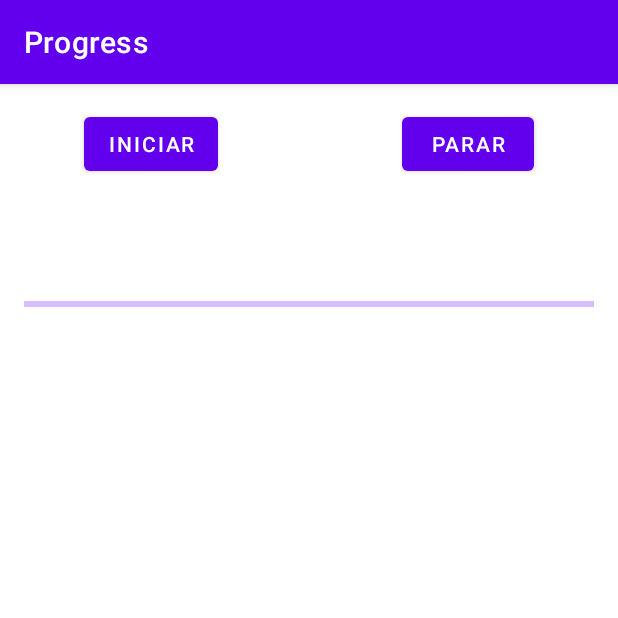
After one commit to Rphmelo/Android_3SIS_2022, an Android app: the ProgressActivity screen opened directly, with no data from a screen before it, on a phone screen of 412 x 824 dp, the top half of it. The commit adds this screen. Run offline under Robolectric (Android 15) with nearby library versions, the phone set to English and light mode, and no system bars.

Commit message:
ajuste no projeto progress

```diff
--- a/Progress/app/build.gradle
+++ b/Progress/app/build.gradle
@@ -7,7 +7,7 @@ android {
     compileSdk 32
 
     defaultConfig {
-        applicationId "br.com.fiap.Progress"
+        applicationId "br.com.fiap.progress"
         minSdk 26
         targetSdk 32
         versionCode 1
--- a/Progress/app/src/main/AndroidManifest.xml
+++ b/Progress/app/src/main/AndroidManifest.xml
@@ -1,7 +1,7 @@
 <?xml version="1.0" encoding="utf-8"?>
 <manifest xmlns:android="http://schemas.android.com/apk/res/android"
     xmlns:tools="http://schemas.android.com/tools"
-    package="br.com.fiap.Progress">
+    package="br.com.fiap.progress">
 
     <application
         android:allowBackup="true"
@@ -14,6 +14,9 @@
         android:theme="@style/Theme.Progress"
         tools:targetApi="31">
         <activity
+            android:name=".ProgressActivity"
+            android:exported="false" />
+        <activity
             android:name=".MainActivity"
             android:exported="true">
             <intent-filter>
--- /dev/null
+++ b/Progress/app/src/main/java/br/com/fiap/Progress/ProgressActivity.kt
@@ -0,0 +1,69 @@
+package br.com.fiap.progress
+
+import android.content.Context
+import android.content.Intent
+import androidx.appcompat.app.AppCompatActivity
+import android.os.Bundle
+import android.util.Log
+import androidx.lifecycle.lifecycleScope
+import br.com.fiap.progress.databinding.ActivityProgressBinding
+import kotlinx.coroutines.*
+
+class ProgressActivity : AppCompatActivity() {
+
+    private lateinit var binding: ActivityProgressBinding
+    private var launch: Job? = null
+
+    override fun onCreate(savedInstanceState: Bundle?) {
+        super.onCreate(savedInstanceState)
+        binding = ActivityProgressBinding.inflate(layoutInflater)
+        setContentView(binding.root)
+        setupButtons()
+    }
+
+    private fun setupButtons() {
+        with(binding) {
+            buttonStartProgress.setOnClickListener {
+                startProgress()
+            }
+
+            buttonStopProgress.setOnClickListener {
+                stopProgress()
+            }
+        }
+    }
+
+    private fun startProgress() {
+        var currentProgress = 0
+        var countDelay = 0L
+        var countDelayTotal = 0L
+
+        launch = lifecycleScope.launch(Dispatchers.Main) {
+            while(currentProgress < 100) {
+                currentProgress += CoroutineFactory.getRandomNumbers()
+                countDelay = CoroutineFactory.getRandomDelays()
+                Log.d("RANDOM FINISH", "RANDOM FINISH")
+                countDelayTotal += countDelay
+                binding.launchProgressBar.progress = currentProgress
+                binding.labelPercentage.text = "$currentProgress%"
+                if(currentProgress < 100) {
+                    delay(countDelay)
+                    Log.d("APOS DELAY", "APOS DELAY")
+                }
+            }
+            Log.d("APOS WHILE", "APOS WHILE")
+            binding.labelPercentage.text = "Finalizado em ${countDelayTotal / 1000} segundos"
+        }
+    }
+
+    private fun stopProgress() {
+        launch?.cancel()
+    }
+
+    companion object {
+        fun buildIntent(context: Context) = Intent(
+            context,
+            ProgressActivity::class.java
+        )
+    }
+}
--- /dev/null
+++ b/Progress/app/src/main/res/layout/activity_progress.xml
@@ -0,0 +1,56 @@
+<?xml version="1.0" encoding="utf-8"?>
+<androidx.constraintlayout.widget.ConstraintLayout xmlns:android="http://schemas.android.com/apk/res/android"
+    xmlns:app="http://schemas.android.com/apk/res-auto"
+    xmlns:tools="http://schemas.android.com/tools"
+    android:layout_width="match_parent"
+    android:layout_height="match_parent"
+    tools:context=".ProgressActivity">
+
+    <com.google.android.material.button.MaterialButton
+        android:id="@+id/button_start_progress"
+        android:layout_width="wrap_content"
+        android:layout_height="wrap_content"
+        android:text="@string/start_button_label"
+        app:layout_constraintStart_toStartOf="parent"
+        app:layout_constraintTop_toTopOf="parent"
+        android:layout_marginTop="@dimen/spacing_md"
+        android:layout_marginStart="@dimen/spacing_xxxxl"
+        />
+
+    <com.google.android.material.button.MaterialButton
+        android:id="@+id/button_stop_progress"
+        android:layout_width="wrap_content"
+        android:layout_height="wrap_content"
+        android:text="@string/stop_button_label"
+        app:layout_constraintEnd_toEndOf="parent"
+        app:layout_constraintTop_toTopOf="parent"
+        android:layout_marginTop="@dimen/spacing_md"
+        android:layout_marginEnd="@dimen/spacing_xxxxl"
+        />
+
+    <TextView
+        android:id="@+id/label_percentage"
+        android:layout_width="wrap_content"
+        android:layout_height="wrap_content"
+        app:layout_constraintTop_toBottomOf="@+id/button_start_progress"
+        app:layout_constraintStart_toStartOf="parent"
+        app:layout_constraintEnd_toEndOf="parent"
+        android:layout_marginStart="@dimen/spacing_md"
+        android:layout_marginTop="@dimen/spacing_xl"
+        android:textSize="@dimen/font_size_md"
+        tools:text="40%"
+        style="@style/TextAppearance.AppCompat.Body2"
+        />
+
+    <com.google.android.material.progressindicator.LinearProgressIndicator
+        android:id="@+id/launch_progress_bar"
+        android:layout_width="match_parent"
+        android:layout_height="wrap_content"
+        app:layout_constraintEnd_toEndOf="parent"
+        app:layout_constraintStart_toStartOf="parent"
+        android:layout_marginTop="@dimen/spacing_md"
+        android:layout_marginHorizontal="@dimen/spacing_md"
+        app:layout_constraintTop_toBottomOf="@+id/label_percentage"
+        />
+
+</androidx.constraintlayout.widget.ConstraintLayout>
--- a/Progress/app/src/main/res/values/strings.xml
+++ b/Progress/app/src/main/res/values/strings.xml
@@ -1,3 +1,6 @@
 <resources>
     <string name="app_name">Progress</string>
+    <string name="progress_button_label">Progress</string>
+    <string name="start_button_label">Iniciar</string>
+    <string name="stop_button_label">Parar</string>
 </resources>
```
Also changed, not shown: Progress/app/src/main/java/br/com/fiap/Progress/CoroutineFactory.kt (added, +33 -0 lines), Progress/app/src/main/java/br/com/fiap/Progress/MainActivity.kt (+11 -2 lines), Progress/app/src/main/res/layout/activity_main.xml (+9 -5 lines), Progress/app/src/main/res/values/dimen.xml (added, +21 -0 lines), Progress/gradle/wrapper/gradle-wrapper.properties, 3 other files.
